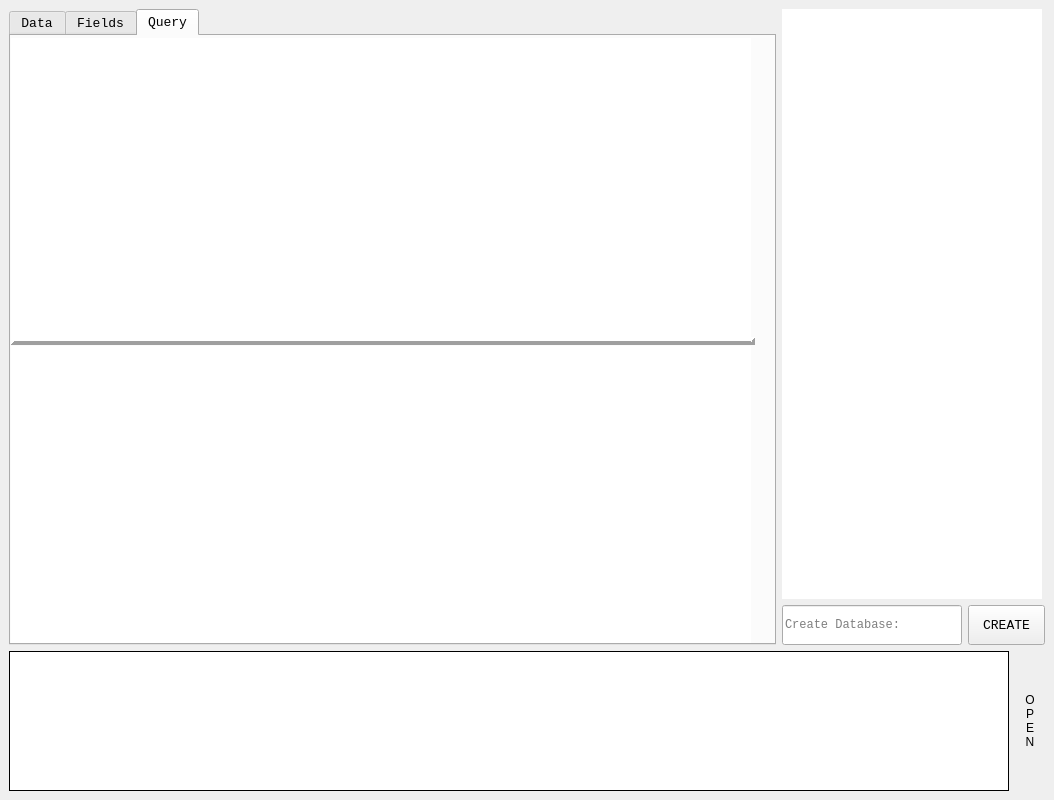
The window that Lib/UI/LAYOUT/MainWindow.ui (fer-moreira/MYQT) describes before a commit, drawn with Qt 5.
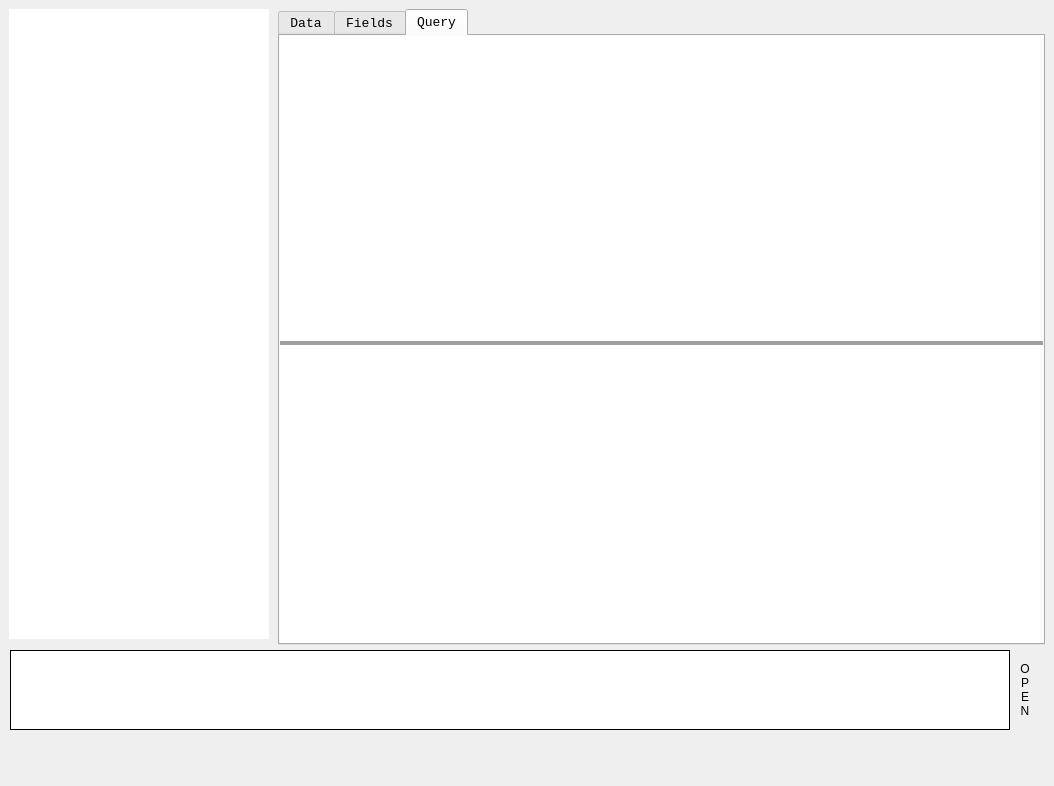
The same window after the commit. The open tabs and pages were chosen to show the change.

Patch:
```diff
--- a/Lib/UI/LAYOUT/MainWindow.ui
+++ b/Lib/UI/LAYOUT/MainWindow.ui
@@ -9,20 +9,26 @@
    <rect>
     <x>0</x>
     <y>0</y>
-    <width>1048</width>
-    <height>800</height>
+    <width>1054</width>
+    <height>786</height>
    </rect>
   </property>
+  <property name="sizePolicy">
+   <sizepolicy hsizetype="Fixed" vsizetype="Fixed">
+    <horstretch>0</horstretch>
+    <verstretch>0</verstretch>
+   </sizepolicy>
+  </property>
   <property name="minimumSize">
    <size>
-    <width>0</width>
-    <height>0</height>
+    <width>1054</width>
+    <height>786</height>
    </size>
   </property>
   <property name="maximumSize">
    <size>
-    <width>16777215</width>
-    <height>16777215</height>
+    <width>1054</width>
+    <height>786</height>
    </size>
   </property>
   <property name="windowTitle">
@@ -59,9 +65,21 @@
    <enum>QTabWidget::Rounded</enum>
   </property>
   <widget class="QWidget" name="centralwidget">
-   <layout class="QGridLayout" name="gridLayout">
-    <item row="0" column="0" rowspan="2">
      <widget class="QTabWidget" name="tabs">
+    <property name="geometry">
+     <rect>
+      <x>278</x>
+      <y>9</y>
+      <width>767</width>
+      <height>636</height>
+     </rect>
+    </property>
+    <property name="sizePolicy">
+     <sizepolicy hsizetype="Expanding" vsizetype="Expanding">
+      <horstretch>0</horstretch>
+      <verstretch>0</verstretch>
+     </sizepolicy>
+    </property>
       <property name="sizeIncrement">
        <size>
         <width>9</width>
@@ -322,6 +340,12 @@
        </widget>
       </widget>
       <widget class="QWidget" name="_query">
+     <property name="sizePolicy">
+      <sizepolicy hsizetype="Expanding" vsizetype="Expanding">
+       <horstretch>0</horstretch>
+       <verstretch>0</verstretch>
+      </sizepolicy>
+     </property>
        <attribute name="title">
         <string>Query</string>
        </attribute>
@@ -330,12 +354,18 @@
          <rect>
           <x>0</x>
           <y>310</y>
-          <width>740</width>
-          <height>308</height>
-         </rect>
-        </property>
-        <property name="toolTip">
-         <string>&lt;html&gt;&lt;head/&gt;&lt;body&gt;&lt;p&gt;&lt;span style=&quot; font-weight:600;&quot;&gt;RESULTS&lt;/span&gt;&lt;/p&gt;&lt;/body&gt;&lt;/html&gt;</string>
+        <width>760</width>
+        <height>300</height>
+       </rect>
+      </property>
+      <property name="sizePolicy">
+       <sizepolicy hsizetype="Expanding" vsizetype="Expanding">
+        <horstretch>0</horstretch>
+        <verstretch>0</verstretch>
+       </sizepolicy>
+      </property>
+      <property name="contextMenuPolicy">
+       <enum>Qt::DefaultContextMenu</enum>
         </property>
         <property name="frameShape">
          <enum>QFrame::NoFrame</enum>
@@ -390,13 +420,13 @@
         <property name="geometry">
          <rect>
           <x>0</x>
-          <y>2</y>
-          <width>740</width>
+        <y>0</y>
+        <width>760</width>
           <height>301</height>
          </rect>
         </property>
         <property name="sizePolicy">
-         <sizepolicy hsizetype="MinimumExpanding" vsizetype="Fixed">
+       <sizepolicy hsizetype="Fixed" vsizetype="Expanding">
           <horstretch>0</horstretch>
           <verstretch>0</verstretch>
          </sizepolicy>
@@ -446,12 +476,18 @@
        <widget class="Line" name="line">
         <property name="geometry">
          <rect>
-          <x>0</x>
+        <x>-10</x>
           <y>295</y>
-          <width>744</width>
+        <width>780</width>
           <height>20</height>
          </rect>
         </property>
+      <property name="sizePolicy">
+       <sizepolicy hsizetype="Minimum" vsizetype="Expanding">
+        <horstretch>0</horstretch>
+        <verstretch>0</verstretch>
+       </sizepolicy>
+      </property>
         <property name="styleSheet">
          <string notr="true"/>
         </property>
@@ -470,20 +506,14 @@
        </widget>
       </widget>
      </widget>
-    </item>
-    <item row="0" column="1" colspan="3">
      <widget class="QTreeWidget" name="tables_out">
-      <property name="minimumSize">
-       <size>
+    <property name="geometry">
+     <rect>
+      <x>9</x>
+      <y>9</y>
         <width>260</width>
-        <height>590</height>
-       </size>
-      </property>
-      <property name="maximumSize">
-       <size>
-        <width>260</width>
-        <height>590</height>
-       </size>
+      <height>630</height>
+     </rect>
       </property>
       <property name="font">
        <font>
@@ -532,81 +562,14 @@
        </property>
       </column>
      </widget>
-    </item>
-    <item row="1" column="1">
-     <widget class="QLineEdit" name="createdb_in">
-      <property name="minimumSize">
-       <size>
-        <width>180</width>
-        <height>40</height>
-       </size>
-      </property>
-      <property name="maximumSize">
-       <size>
-        <width>180</width>
-        <height>40</height>
-       </size>
-      </property>
-      <property name="font">
-       <font>
-        <family>Consolas</family>
-       </font>
-      </property>
-      <property name="placeholderText">
-       <string>Create Database:</string>
-      </property>
-     </widget>
-    </item>
-    <item row="1" column="2" colspan="2">
-     <widget class="QPushButton" name="createdb_btn">
-      <property name="minimumSize">
-       <size>
-        <width>77</width>
-        <height>40</height>
-       </size>
-      </property>
-      <property name="maximumSize">
-       <size>
-        <width>77</width>
-        <height>40</height>
-       </size>
-      </property>
-      <property name="baseSize">
-       <size>
-        <width>0</width>
-        <height>0</height>
-       </size>
-      </property>
-      <property name="font">
-       <font>
-        <family>Consolas</family>
-        <pointsize>10</pointsize>
-       </font>
-      </property>
-      <property name="focusPolicy">
-       <enum>Qt::WheelFocus</enum>
-      </property>
-      <property name="acceptDrops">
-       <bool>false</bool>
-      </property>
-      <property name="text">
-       <string>CREATE</string>
-      </property>
-      <property name="autoRepeat">
-       <bool>false</bool>
-      </property>
-      <property name="autoExclusive">
-       <bool>false</bool>
-      </property>
-     </widget>
-    </item>
-    <item row="2" column="0" colspan="3">
      <widget class="QPlainTextEdit" name="console_out">
-      <property name="minimumSize">
-       <size>
+    <property name="geometry">
+     <rect>
+      <x>10</x>
+      <y>650</y>
         <width>1000</width>
         <height>80</height>
-       </size>
+     </rect>
       </property>
       <property name="font">
        <font>
@@ -657,14 +620,14 @@
        <bool>false</bool>
       </property>
      </widget>
-    </item>
-    <item row="2" column="3">
      <widget class="QPushButton" name="openConsole">
-      <property name="maximumSize">
-       <size>
+    <property name="geometry">
+     <rect>
+      <x>1010</x>
+      <y>650</y>
         <width>30</width>
         <height>80</height>
-       </size>
+     </rect>
       </property>
       <property name="font">
        <font>
@@ -682,8 +645,6 @@
 N</string>
       </property>
      </widget>
-    </item>
-   </layout>
    <zorder>tabs</zorder>
    <zorder>tables_out</zorder>
    <zorder>createdb_btn</zorder>
```
Left out of the diff: 77 changed lines with no effect on the pictures. Lines whose indentation alone changed are shown as unchanged.
